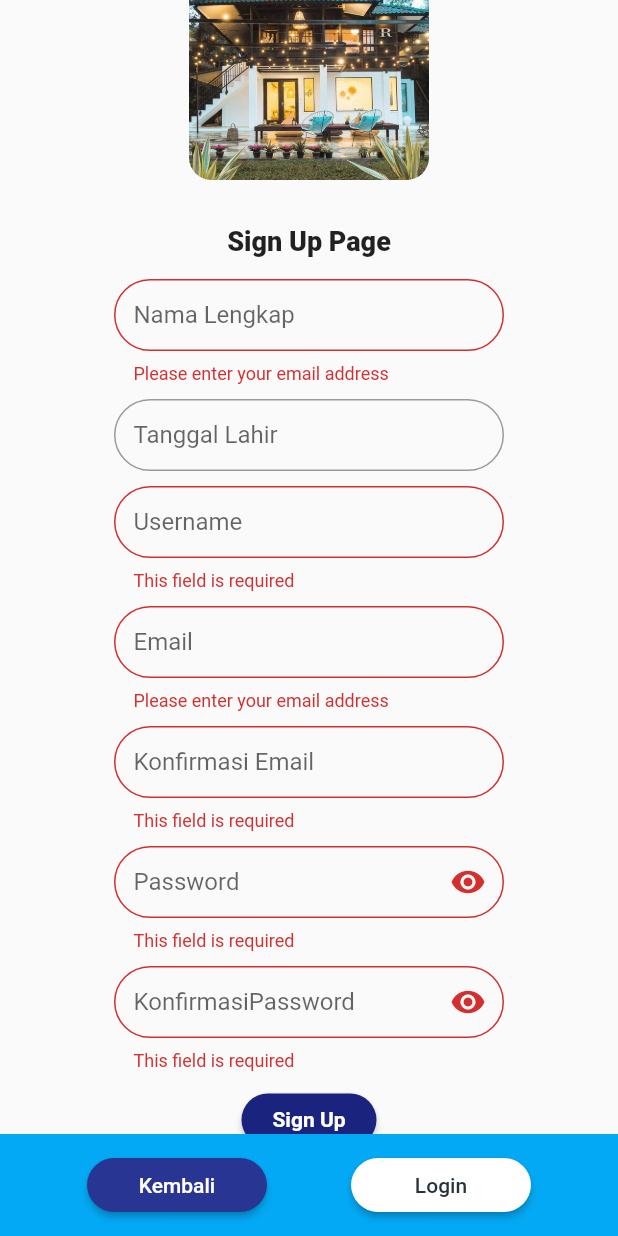
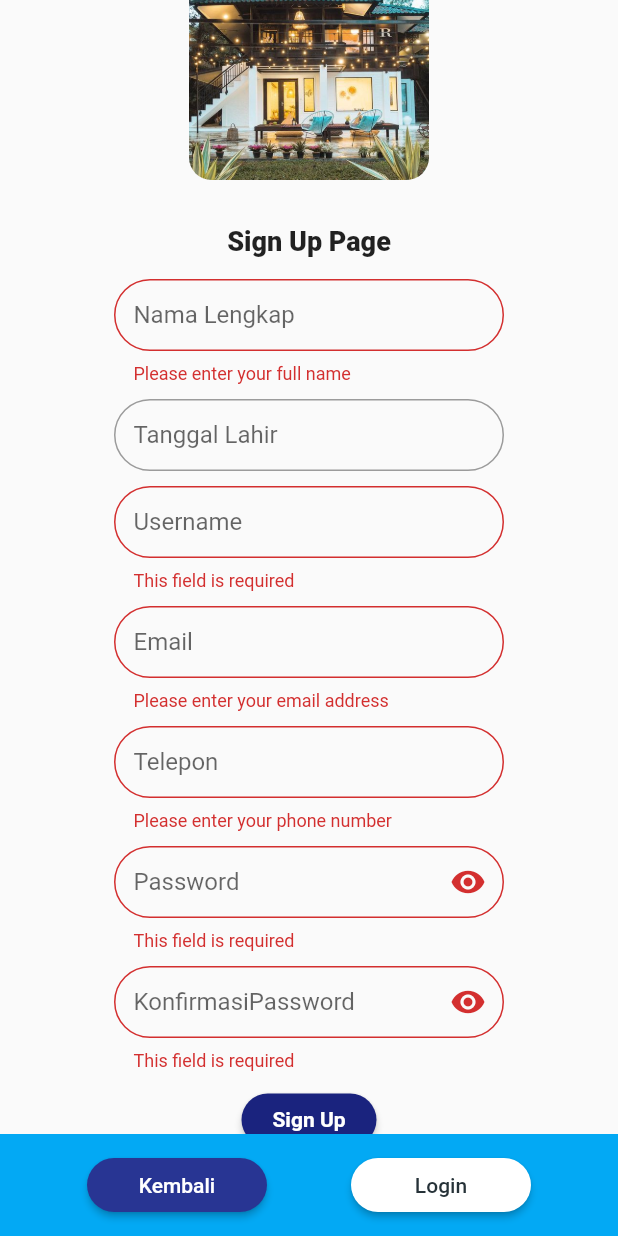
Before and after one commit to RamadhanA1/villaspot, a Flutter app: the SignUpPage screen opened directly, scrolled down 110 dp, after a tap on "Sign Up", on a phone screen of 412 x 824 dp. Run offline on Flutter 3.47's test engine with Material 2 defaults, Android fonts, the phone set to English and light mode, and no system bars; drawn by our look-alikes of datetime_picker_formfield; our stand-ins replace easy_splash_screen.

Commit message:
perubahan datepick dan telepon pada signup

```diff
--- a/lib/3_signuppage.dart
+++ b/lib/3_signuppage.dart
@@ -1,8 +1,10 @@
 import 'package:flutter/cupertino.dart';
 import 'package:flutter/material.dart';
+import 'package:flutter/services.dart';
 import 'package:villaspot/1_welcomescreen.dart';
 import 'package:villaspot/2_loginpage.dart';
 import 'package:intl/intl.dart';
+import 'package:datetime_picker_formfield/datetime_picker_formfield.dart';
 
 class SignUpPage extends StatefulWidget {
   const SignUpPage({Key? key}) : super(key: key);
@@ -16,32 +18,21 @@ class _SignUpPageState extends State<SignUpPage> {
   bool _isObscure = true;
   //Menghilangkan Typing Password
 
-  // Memilih tanggal
-  DateTime selectedDate = DateTime.now();
+  // // Memilih tanggal
+  final format = DateFormat("dd-MM-yyyy");
+  // DateTime selectedDate = DateTime.now();
   final firstDate = DateTime(1970);
   final lastDate = DateTime.now();
-
-  _openDatePicker(BuildContext context) async {
-    final DateTime? date = await showDatePicker(
-        context: context,
-        initialDate: selectedDate,
-        firstDate: firstDate,
-        lastDate: lastDate);
-    if (date != null) {
-      setState(() {
-        selectedDate = date;
-      });
-    }
-  }
   // Memilih tanggal
 
   // FORM KEY
   final _formKey = GlobalKey<FormState>();
 
   String _namaLengkap = '';
+  String _pilihTanggal = '';
   String _userName = '';
   String _email = '';
-  String _emailConfirm = '';
+  String _telepon = '';
   String _password = '';
   String _passwordConfirm = '';
   // FORM KEY
@@ -52,9 +43,10 @@ class _SignUpPageState extends State<SignUpPage> {
     if (isValid == true) {
       debugPrint('Everything looks good!');
       debugPrint(_namaLengkap);
+      debugPrint(_pilihTanggal);
       debugPrint(_userName);
       debugPrint(_email);
-      debugPrint(_emailConfirm);
+      debugPrint(_telepon);
       debugPrint(_password);
       debugPrint(_passwordConfirm);
 
@@ -114,7 +106,7 @@ class _SignUpPageState extends State<SignUpPage> {
                           // validator
                           validator: (value) {
                             if (value == null || value.trim().isEmpty) {
-                              return 'Please enter your email address';
+                              return 'Please enter your full name';
                             }
                             // Return null if the entered name is valid
                             return null;
@@ -135,25 +127,32 @@ class _SignUpPageState extends State<SignUpPage> {
                         width: 260,
                         // height: 52,
                         padding: EdgeInsets.symmetric(vertical: 5),
-                        child: TextFormField(
-                          onTap: () => _openDatePicker(context),
-                          // initialValue: 'Tap untuk mengubah tanggal',
+                        child: DateTimeField(
+                          format: format,
+                          onShowPicker: (context, _pilihTanggal) {
+                            return showDatePicker(
+                                context: context,
+                                firstDate: firstDate,
+                                initialDate: _pilihTanggal ?? DateTime.now(),
+                                lastDate: lastDate);
+                          },
+                          validator: (_pilihTanggal) {
+                            if (_pilihTanggal == null) {
+                              return 'Please enter your birth date';
+                            }
+                            // Return null if the entered name is valid
+                            return null;
+                          },
                           decoration: InputDecoration(
                             contentPadding: EdgeInsets.fromLTRB(13, 10, 10, 0),
-                            // isCollapsed: true,
                             labelText: 'Tanggal Lahir',
-                            prefixText: 'Tap untuk mengubah tanggal',
-                            // errorText: 'Error message',
                             border: OutlineInputBorder(
                               borderRadius: BorderRadius.circular(100),
                             ),
-                            // suffixIcon: Icon(
-                            //   Icons.password,
-                            // ),
+                          ),
+
                         ),
                       ),
-                      ),
-                      // Text('$selectedDate'.split(' ')[0]),
                       Container(
                         width: 260,
                         // height: 52,
@@ -216,24 +215,28 @@ class _SignUpPageState extends State<SignUpPage> {
                         // height: 52,
                         padding: EdgeInsets.symmetric(vertical: 5),
                         child: TextFormField(
+                          keyboardType: TextInputType.number,
+                          inputFormatters: <TextInputFormatter>[
+                            FilteringTextInputFormatter.digitsOnly
+                          ],
                           // validator
                           validator: (value) {
-                          if (value == null || value.isEmpty) {
-                            return 'This field is required';
+                            if (value == null || value.trim().isEmpty) {
+                              return 'Please enter your phone number';
                             }
-
-                          if (value != _email) {
-                            return 'Confirmation email does not same';
+                            // Check if the entered email has the right format
+                            if (value.trim().length < 10) {
+                              return 'Phone number must be at least 10 digits in length';
                             }
-
+                            // Return null if the entered email is valid
                             return null;
                           },
-                        onChanged: (value) => _emailConfirm = value,
+                          onChanged: (value) => _telepon = value,
                           // validator
 
                           decoration: InputDecoration(
                             contentPadding: EdgeInsets.fromLTRB(13, 10, 10, 0),
-                            labelText: 'Konfirmasi Email',
+                            labelText: 'Telepon',
                             border: OutlineInputBorder(
                               borderRadius: BorderRadius.circular(100),
                             ),
--- a/pubspec.yaml
+++ b/pubspec.yaml
@@ -36,6 +36,7 @@ dependencies:
   cupertino_icons: ^1.0.2
   intl: ^0.17.0
   easy_splash_screen: ^1.0.3
+  datetime_picker_formfield: ^2.0.0
 
 dev_dependencies:
   flutter_test:
```
Also changed, not shown: lib/7_Account.dart (+52 -3 lines), pubspec.lock. Lines whose indentation alone changed are shown as unchanged.
